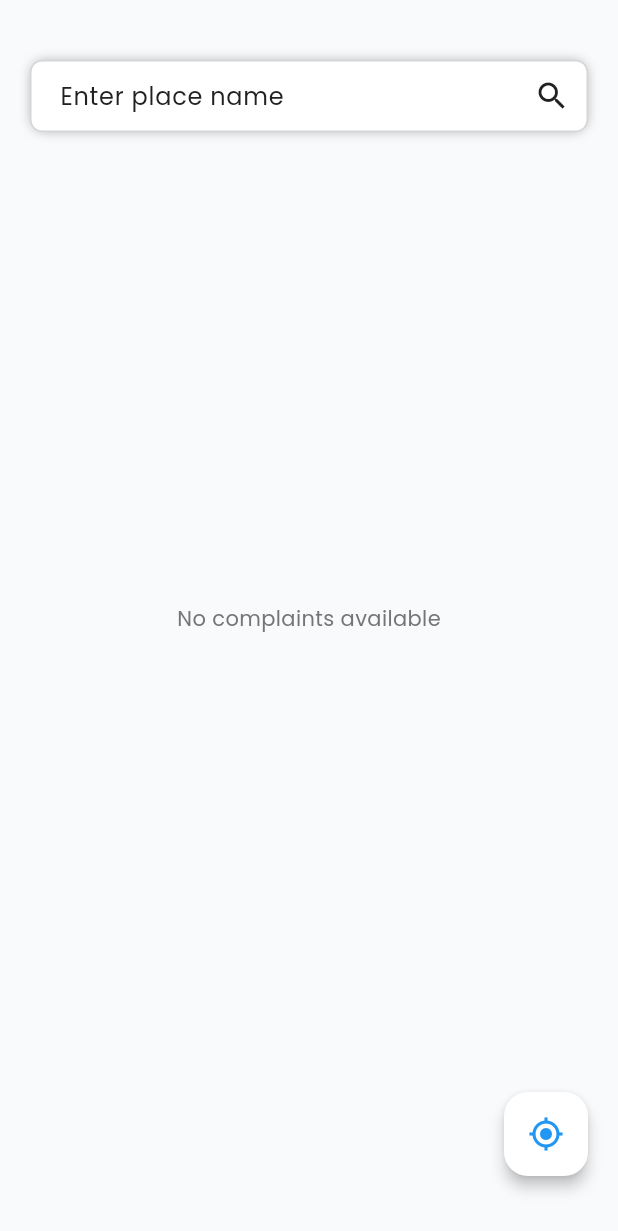
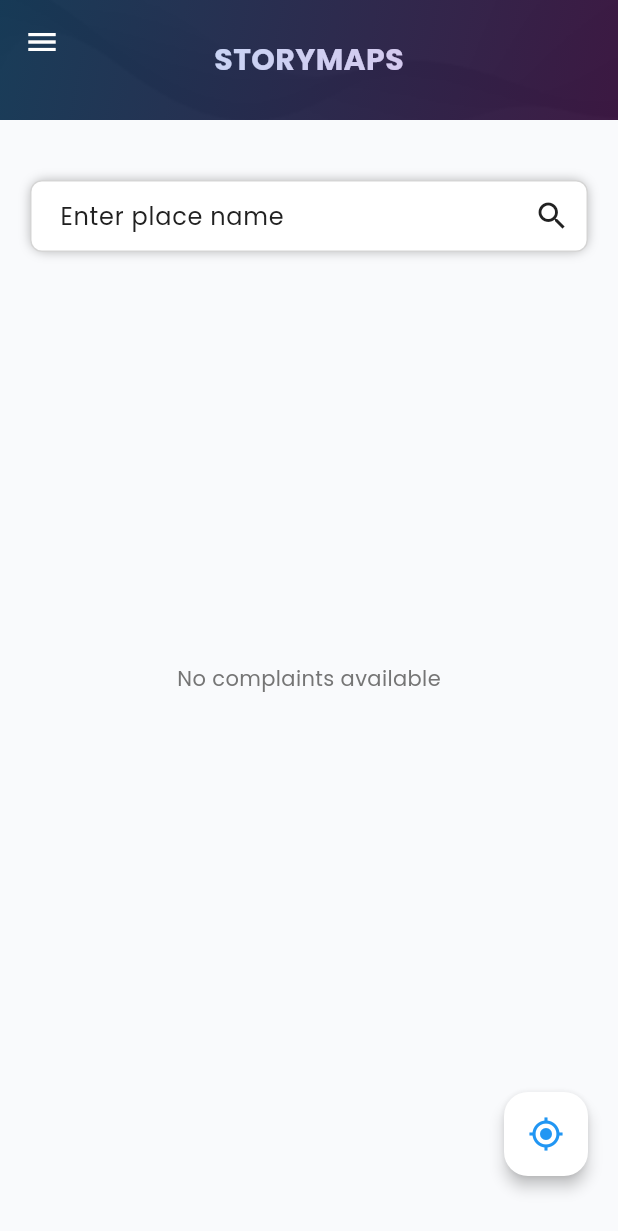
Before and after one commit to WeezyF0/Sororia, a Flutter app: the ComplaintMapScreen screen opened by its route, on a phone screen of 412 x 824 dp. Shown: the top 1231 px of the screen. Run offline on Flutter 3.47's test engine with Material 3 defaults, Android fonts, the phone set to English and light mode, and no system bars; our stand-ins replace cloud_firestore, firebase_auth, firebase_core, flutter_dotenv, flutter_map, flutter_markdown and 9 more; missing offline and left inert: algolia_client_search, algolia_helper_flutter; accounts and stored records are empty.

Commit message:
appBar added in complaint_map

```diff
--- a/lib/screens/complaints_map_screen.dart
+++ b/lib/screens/complaints_map_screen.dart
@@ -76,6 +76,49 @@ class _ComplaintMapScreenState extends State<ComplaintMapScreen> {
   @override
   Widget build(BuildContext context) {
     return Scaffold(
+      appBar: PreferredSize(
+        preferredSize: Size.fromHeight(80.0),
+        child: AppBar(
+          backgroundColor: Colors.transparent,
+          elevation: 0,
+          flexibleSpace: Container(
+            decoration: BoxDecoration(
+              image: DecorationImage(
+                image: AssetImage('assets/images/appBar_bg.png'),
+                fit: BoxFit.cover,
+              ),
+            ),
+            foregroundDecoration: BoxDecoration(
+              gradient: LinearGradient(
+                begin: Alignment.topLeft,
+                end: Alignment.bottomRight,
+                colors: [
+                  Colors.blue.withOpacity(0.3),
+                  Colors.purple.withOpacity(0.3)
+                ],
+              ),
+            ),
+            child: SafeArea(
+              child: Center(
+                child: Padding(
+                  padding: const EdgeInsets.symmetric(horizontal: 16.0),
+                  child: Row(
+                    mainAxisAlignment: MainAxisAlignment.center,
+                    crossAxisAlignment: CrossAxisAlignment.center,
+                    children: [
+                      Text(
+                        "STORYMAPS",
+                        style: TextStyle(color: Colors.white, fontSize: 20, fontWeight: FontWeight.bold),
+                      ),
+                    ],
+                  ),
+                ),
+              ),
+            ),
+          ),
+        ),
+      ),
+      drawer: NavBar(),
       body: Stack(
         children: [
           StreamBuilder<QuerySnapshot>(
```
